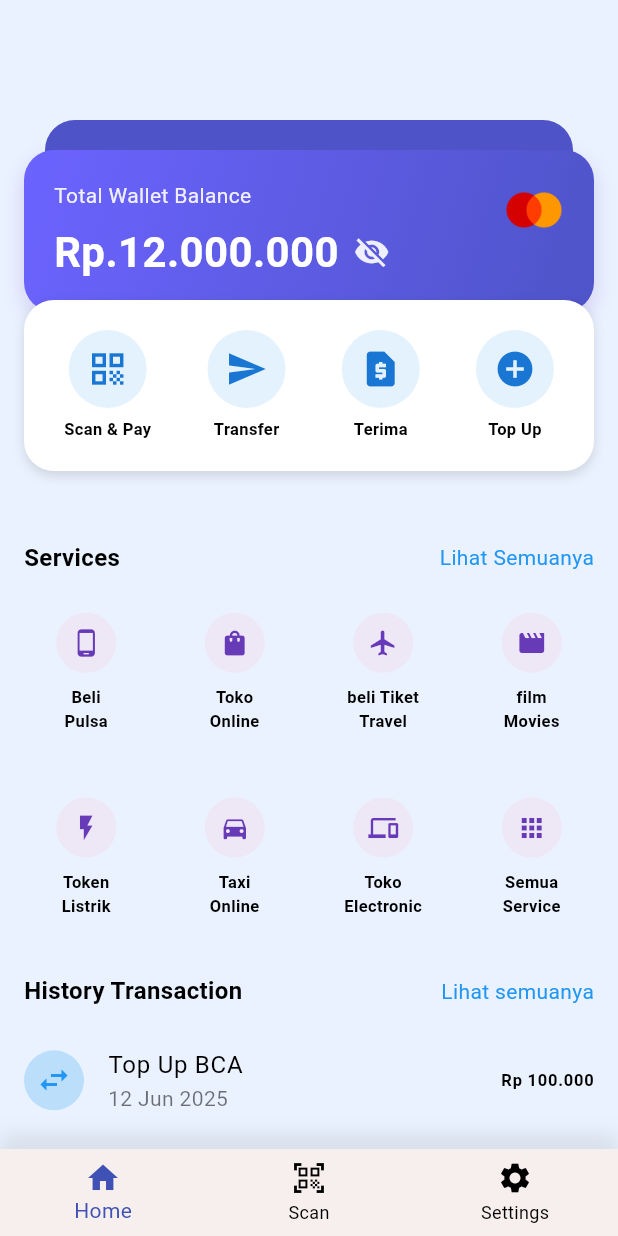
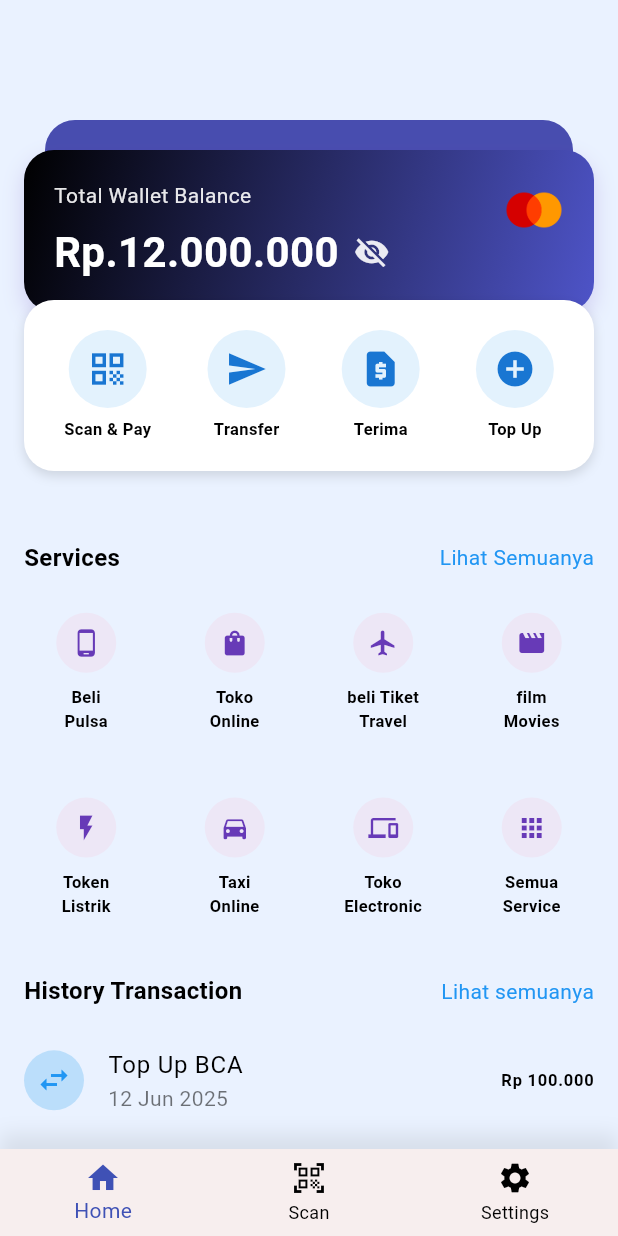
Before and after one commit to Ferdiansyah42/uas_sm4, a Flutter app: the screen it shows after launch, on a phone screen of 412 x 824 dp. Run offline on Flutter 3.47's test engine with Material 3 defaults, Android fonts, the phone set to English and light mode, and no system bars.

Commit message:
perubahan warna

```diff
--- a/lib/pages/home_page.dart
+++ b/lib/pages/home_page.dart
@@ -63,7 +63,7 @@ class _HomePageState extends State<HomePage> {
                             child: Container(
                               height: 100,
                               decoration: BoxDecoration(
-                                color: const Color(0xFF4E54C8),
+                                color: const Color.fromARGB(255, 72, 77, 175),
                                 borderRadius: BorderRadius.circular(20),
                               ),
                             ),
@@ -76,7 +76,7 @@ class _HomePageState extends State<HomePage> {
                               padding: const EdgeInsets.all(20),
                               decoration: BoxDecoration(
                                 gradient: const LinearGradient(
-                                  colors: [Color(0xFF6C63FF), Color(0xFF4E54C8)],
+                                  colors: [Color.fromARGB(255, 0, 0, 0), Color(0xFF4E54C8)],
                                   begin: Alignment.topLeft,
                                   end: Alignment.bottomRight,
                                 ),
```
